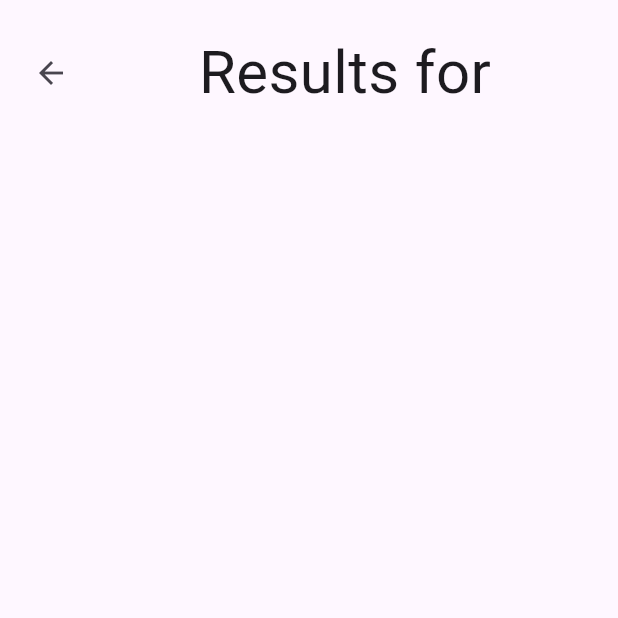
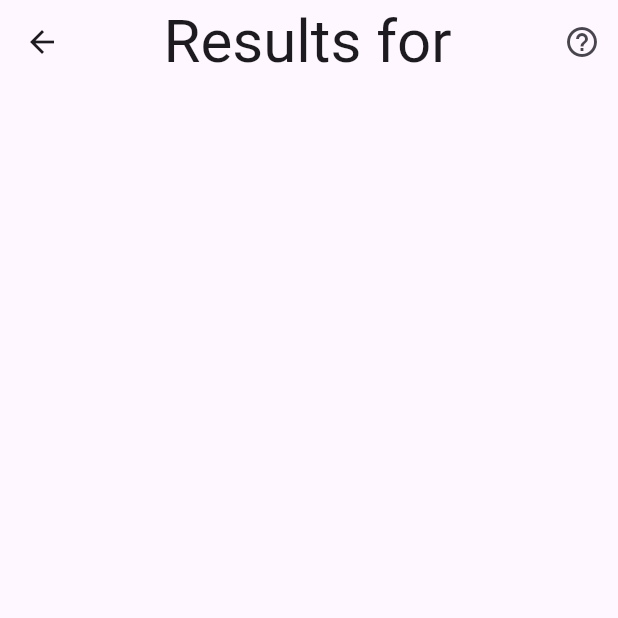
Before and after one commit to elise1365/recipeSearcher, a Flutter app: the screen it shows after launch, after a tap on the "search" icon, on a phone screen of 412 x 824 dp, the top half of it. Run offline on Flutter 3.47's test engine with Material 3 defaults, Android fonts, the phone set to English and light mode, and no system bars; our stand-ins replace google_fonts, supabase_flutter; accounts and stored records are empty.

Commit message:
lots of stuff done

```diff
--- a/lib/resultsPage.dart
+++ b/lib/resultsPage.dart
@@ -3,8 +3,7 @@ import 'searchPage.dart';
 import 'summarisedRecipeWidget.dart';
 import 'package:supabase_flutter/supabase_flutter.dart';
 import 'package:google_fonts/google_fonts.dart';
-
-String _inputText = '';
+import 'helpWidget.dart';
 
 class resultsPage extends StatefulWidget {
   String inputText = '';
@@ -16,13 +15,40 @@ class resultsPage extends StatefulWidget {
 }
 
 class resultsPageState extends State<resultsPage> {
-  final _future = Supabase.instance.client
-      .from('Recipes')
-      .select();
 
   @override
+
   Widget build(BuildContext context) {
+    String _inputText = widget.inputText;
+    final _future = Supabase.instance.client
+        .from('Recipes')
+        .select()
+        .contains('ingredients', [_inputText]);
+
     return Scaffold(
+      appBar: AppBar(
+        title: Center(
+          child: Text.rich(
+            TextSpan(
+              text: 'Results for ',
+              style: TextStyle(fontSize: 40),
+              children: <TextSpan>[
+                TextSpan(text: widget.inputText, style: TextStyle(fontStyle: FontStyle.italic, fontSize: 40))
+              ],
+            ),
+          )
+        ),
+        actions: <Widget>[
+          IconButton(
+              icon: const Icon(Icons.help_outline),
+              onPressed: (){
+                Navigator.push(
+                    context, MaterialPageRoute(builder: (context) => helpCard())
+                );
+              }
+          )
+        ]
+      ),
       body: FutureBuilder(
         future: _future,
         builder: (context, snapshot){
@@ -35,34 +61,6 @@ class resultsPageState extends State<resultsPage> {
                   child: Center(
                       child: Column(
                           children: [
-                            SizedBox(height: 20),
-                            Row(
-                                children: [
-                                  SizedBox(width: 10),
-                                  IconButton(
-                                      icon: const Icon(Icons.arrow_back_sharp),
-                                      onPressed: (){
-                                        Navigator.pop(context);
-                                      }
-                                  ),
-                                  Expanded(
-                                    child:
-                                    Align(
-                                        alignment: Alignment.center,
-                                        child:
-                                        Text.rich(
-                                          TextSpan(
-                                            text: 'Results for ',
-                                            style: TextStyle(fontSize: 40),
-                                            children: <TextSpan>[
-                                              TextSpan(text: widget.inputText, style: TextStyle(fontStyle: FontStyle.italic, fontSize: 40))
-                                            ],
-                                          ),
-                                        )
-                                    )
-                                  )
-                                ]
-                            ),
                             SizedBox(height: 20),
                             Container(
                               height: 600,
--- a/lib/searchPage.dart
+++ b/lib/searchPage.dart
@@ -1,6 +1,7 @@
 import 'package:flutter/material.dart';
 import 'resultsPage.dart';
 import 'package:google_fonts/google_fonts.dart';
+import 'helpWidget.dart';
 
 class searchPage extends StatefulWidget {
   const searchPage({super.key});
@@ -23,19 +24,25 @@ class searchPageState extends State<searchPage> {
   @override
   Widget build(BuildContext context) {
     return Scaffold(
-      body: Center(
-        child: Column(
+      body: Column(
           children: [
             Row(
+              mainAxisAlignment: MainAxisAlignment.end,
               children: [
-                Text('Wecome to recipe searcher')
+                IconButton(
+                    icon: const Icon(Icons.help_outline),
+                    onPressed: (){
+                      Navigator.push(
+                        context, MaterialPageRoute(builder: (context) => helpCard())
+                      );
+                    }
+                )
               ]
             ),
-            Row(
-                children: [
-                  Text('Enter an ingredient and hit the search button!')
-                ]
-            ),
+            SizedBox(height: 200),
+            Text('Welcome to Recipe Searcher', style: TextStyle(fontSize: 30, fontWeight: FontWeight.bold)),
+            Text('Enter an ingredient and hit the search button!', style: TextStyle(fontSize: 20)),
+            SizedBox(height: 20),
             Row(
                   mainAxisAlignment: MainAxisAlignment.center,
                   children: [
@@ -45,13 +52,12 @@ class searchPageState extends State<searchPage> {
                               controller: myController,
                               decoration: InputDecoration(
                                   border: OutlineInputBorder(),
-                                labelText: 'Enter an ingredient'
+                                  labelText: 'Start typing...'
                               )
                           )
                     ),
                     IconButton(
                         icon: const Icon(Icons.search),
-                        tooltip: 'Click to start the search',
                         onPressed: () {
                           Navigator.push(
                               context,
@@ -63,7 +69,6 @@ class searchPageState extends State<searchPage> {
                   ]
               )
           ]
-        )
       ),
     );
   }
--- a/pubspec.yaml
+++ b/pubspec.yaml
@@ -37,6 +37,7 @@ dependencies:
   cupertino_icons: ^1.0.6
   google_fonts: ^6.2.1
   supabase_flutter: ^2.5.4
+  url_launcher: ^6.0.9
 
 dev_dependencies:
   flutter_test:
```
Also changed, not shown: lib/fullRecipeWidget.dart (+19 -1 lines), lib/helpWidget.dart (added, +80 -0 lines), pubspec.lock. Lines whose indentation alone changed are shown as unchanged.
